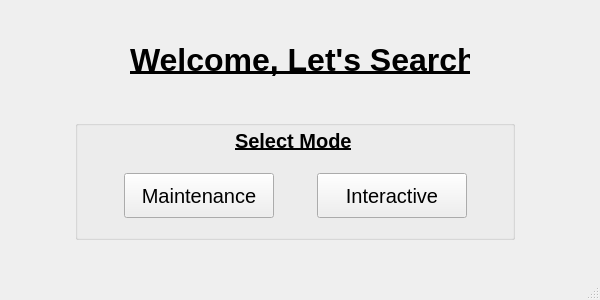
Above: SearchEngine/mode.ui from luisegarduno/JSON_SearchEngine before the change. Below: the same form after it.
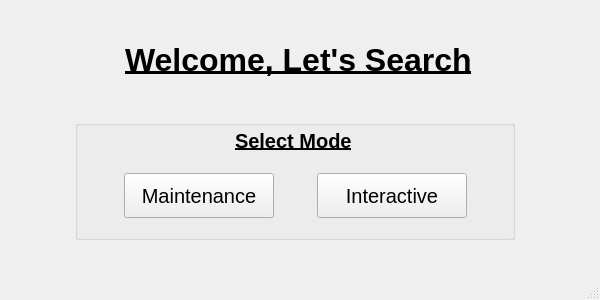
That is the form after the change.

Diff of the .ui file:
```diff
--- a/SearchEngine/mode.ui
+++ b/SearchEngine/mode.ui
@@ -154,21 +154,21 @@
    <widget class="QLabel" name="Welcome_Label">
     <property name="geometry">
      <rect>
-      <x>130</x>
+      <x>125</x>
       <y>20</y>
-      <width>340</width>
+      <width>360</width>
       <height>80</height>
      </rect>
     </property>
     <property name="minimumSize">
      <size>
-      <width>340</width>
+      <width>360</width>
       <height>80</height>
      </size>
     </property>
     <property name="maximumSize">
      <size>
-      <width>340</width>
+      <width>360</width>
       <height>80</height>
      </size>
     </property>
```
Left out of the diff: 2 changed lines with no effect on the pictures.
